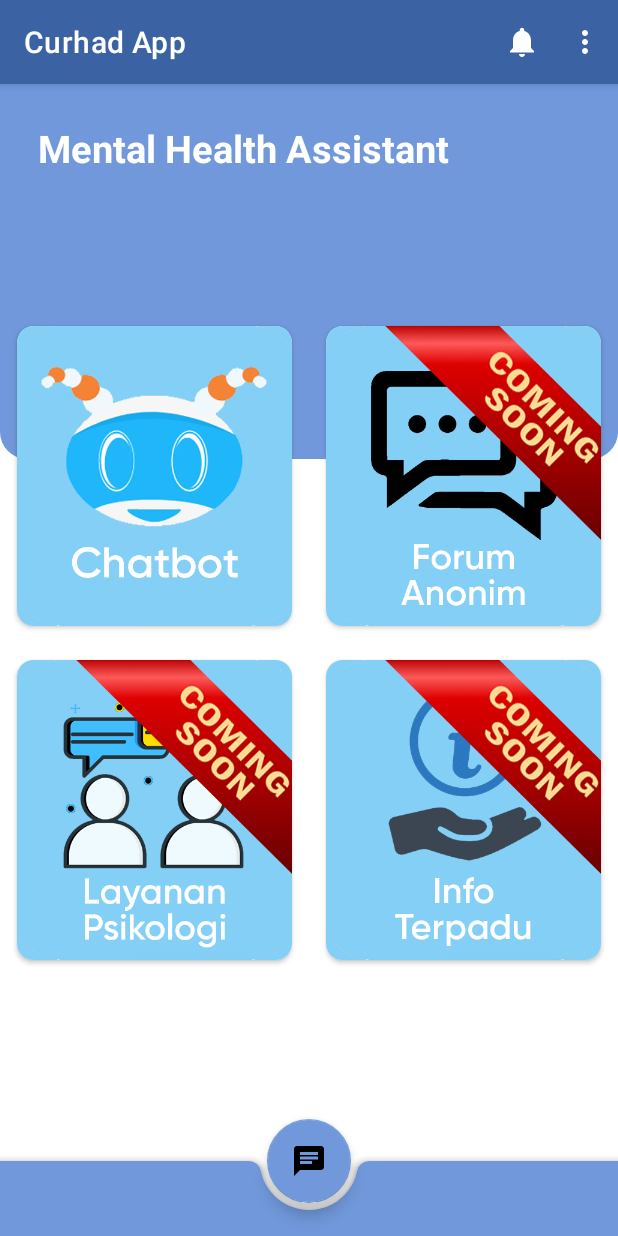
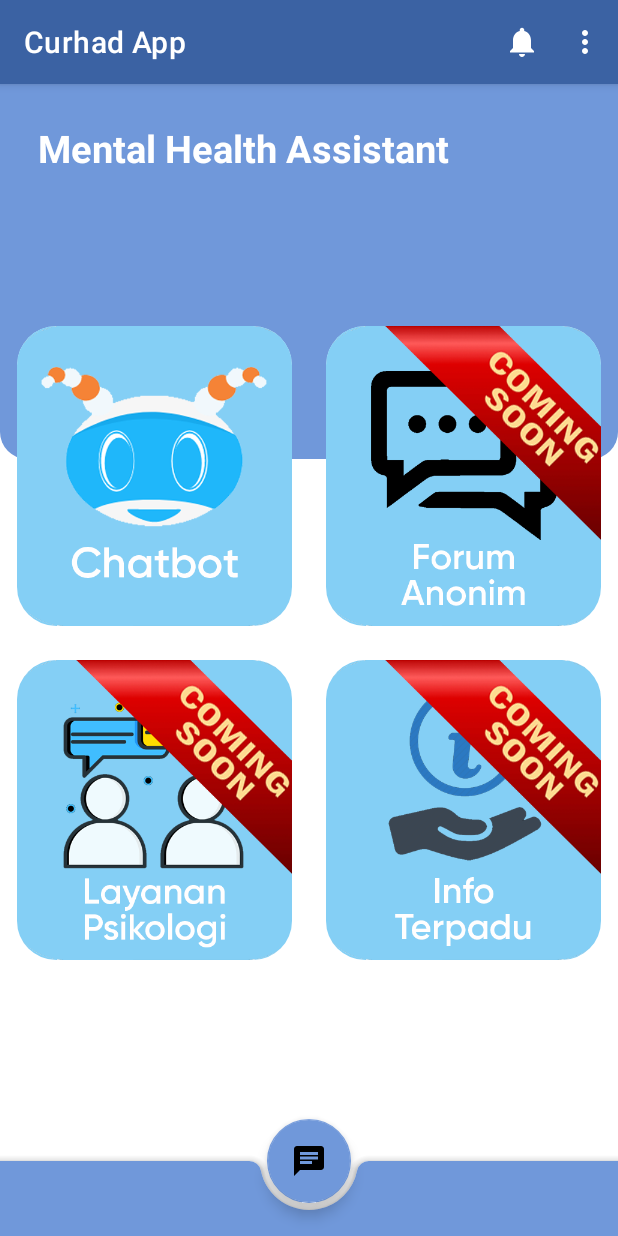
Before and after one commit to Alwi-M2622435/finalBangkit, an Android app: the screen it shows after launch (MainActivity), on a phone screen of 412 x 824 dp. Run offline under Robolectric (Android 15) with nearby library versions, the phone set to English and light mode, and no system bars; pictures from the network do not load.

Commit message:
update radius

```diff
--- a/androapp/BangkitCapstone/app/src/main/res/layout/dashboard_list.xml
+++ b/androapp/BangkitCapstone/app/src/main/res/layout/dashboard_list.xml
@@ -6,7 +6,7 @@
     android:layout_columnWeight="1"
     android:layout_rowWeight="1"
     android:elevation="5dp"
-    app:cardCornerRadius="11dp"
+    app:cardCornerRadius="26dp"
     android:layout_margin="11dp">
     <LinearLayout
         android:gravity="center"
```
